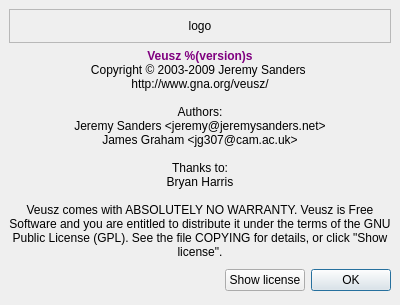
veusz/veusz, file dialogs/about.ui: the form before one commit.
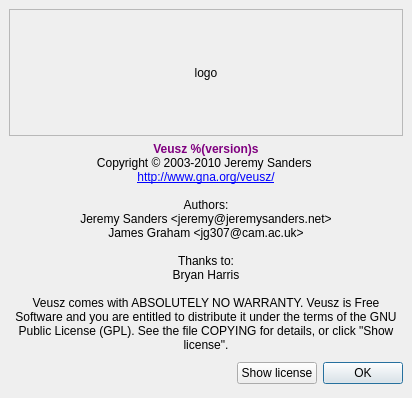
The form after the commit.

Commit message: Update year to 2010 and add link to about dialog

```diff
--- a/dialogs/about.ui
+++ b/dialogs/about.ui
@@ -1,7 +1,15 @@
 <ui version="4.0" >
  <class>AboutDialog</class>
- <widget class="QDialog" name="AboutDialog" >
-  <property name="windowTitle" >
+ <widget class="QDialog" name="AboutDialog">
+  <property name="geometry">
+   <rect>
+    <x>0</x>
+    <y>0</y>
+    <width>412</width>
+    <height>398</height>
+   </rect>
+  </property>
+  <property name="windowTitle">
    <string>About Veusz</string>
   </property>
   <layout class="QVBoxLayout" >
@@ -40,24 +48,24 @@
     </widget>
    </item>
    <item>
-    <widget class="QLabel" name="copyrightlabel" >
-     <property name="text" >
-      <string>&lt;!DOCTYPE HTML PUBLIC "-//W3C//DTD HTML 4.0//EN" "http://www.w3.org/TR/REC-html40/strict.dtd">
-&lt;html>&lt;head>&lt;meta name="qrichtext" content="1" />&lt;style type="text/css">
+    <widget class="QLabel" name="copyrightlabel">
+     <property name="text">
+      <string>&lt;!DOCTYPE HTML PUBLIC &quot;-//W3C//DTD HTML 4.0//EN&quot; &quot;http://www.w3.org/TR/REC-html40/strict.dtd&quot;&gt;
+&lt;html&gt;&lt;head&gt;&lt;meta name=&quot;qrichtext&quot; content=&quot;1&quot; /&gt;&lt;style type=&quot;text/css&quot;&gt;
 p, li { white-space: pre-wrap; }
-&lt;/style>&lt;/head>&lt;body>
-&lt;p style=" margin-top:0px; margin-bottom:0px; margin-left:0px; margin-right:0px; -qt-block-indent:0; text-indent:0px;">&lt;span style=" font-weight:600; color:#800080;">Veusz %(version)s&lt;/span>&lt;/p>
-&lt;p style=" margin-top:0px; margin-bottom:0px; margin-left:0px; margin-right:0px; -qt-block-indent:0; text-indent:0px; font-weight:600; color:#800080;">&lt;span style=" font-weight:400; color:#000000;">Copyright © 2003-2009 Jeremy Sanders &lt;/span>&lt;/p>
-&lt;p style=" margin-top:0px; margin-bottom:0px; margin-left:0px; margin-right:0px; -qt-block-indent:0; text-indent:0px; color:#000000;">http://www.gna.org/veusz/&lt;/p>
-&lt;p style="-qt-paragraph-type:empty; margin-top:0px; margin-bottom:0px; margin-left:0px; margin-right:0px; -qt-block-indent:0; text-indent:0px;">&lt;/p>
-&lt;p style=" margin-top:0px; margin-bottom:0px; margin-left:0px; margin-right:0px; -qt-block-indent:0; text-indent:0px;">Authors:&lt;/p>
-&lt;p style=" margin-top:0px; margin-bottom:0px; margin-left:0px; margin-right:0px; -qt-block-indent:0; text-indent:0px;">Jeremy Sanders &amp;lt;jeremy@jeremysanders.net&amp;gt;&lt;/p>
-&lt;p style=" margin-top:0px; margin-bottom:0px; margin-left:0px; margin-right:0px; -qt-block-indent:0; text-indent:0px;">James Graham &amp;lt;jg307@cam.ac.uk&amp;gt;&lt;/p>
-&lt;p style="-qt-paragraph-type:empty; margin-top:0px; margin-bottom:0px; margin-left:0px; margin-right:0px; -qt-block-indent:0; text-indent:0px;">&lt;/p>
-&lt;p style=" margin-top:0px; margin-bottom:0px; margin-left:0px; margin-right:0px; -qt-block-indent:0; text-indent:0px;">Thanks to:&lt;/p>
-&lt;p style=" margin-top:0px; margin-bottom:0px; margin-left:0px; margin-right:0px; -qt-block-indent:0; text-indent:0px;">Bryan Harris&lt;/p>
-&lt;p style="-qt-paragraph-type:empty; margin-top:0px; margin-bottom:0px; margin-left:0px; margin-right:0px; -qt-block-indent:0; text-indent:0px;">&lt;/p>
-&lt;p style=" margin-top:0px; margin-bottom:0px; margin-left:0px; margin-right:0px; -qt-block-indent:0; text-indent:0px;">Veusz comes with ABSOLUTELY NO WARRANTY. Veusz is Free Software and you are entitled to distribute it under the terms of the GNU Public License (GPL). See the file COPYING for details, or click "Show license".&lt;/p>&lt;/body>&lt;/html></string>
+&lt;/style&gt;&lt;/head&gt;&lt;body style=&quot; font-family:'Arial'; font-size:9pt; font-weight:400; font-style:normal;&quot;&gt;
+&lt;p style=&quot; margin-top:0px; margin-bottom:0px; margin-left:0px; margin-right:0px; -qt-block-indent:0; text-indent:0px;&quot;&gt;&lt;span style=&quot; font-weight:600; color:#800080;&quot;&gt;Veusz %(version)s&lt;/span&gt;&lt;/p&gt;
+&lt;p style=&quot; margin-top:0px; margin-bottom:0px; margin-left:0px; margin-right:0px; -qt-block-indent:0; text-indent:0px;&quot;&gt;&lt;span style=&quot; color:#000000;&quot;&gt;Copyright © 2003-2010 Jeremy Sanders &lt;/span&gt;&lt;/p&gt;
+&lt;p style=&quot; margin-top:0px; margin-bottom:0px; margin-left:0px; margin-right:0px; -qt-block-indent:0; text-indent:0px;&quot;&gt;&lt;span style=&quot; color:#000000;&quot;&gt;&lt;a href=&quot;http://www.gna.org/veusz/&quot;&gt;http://www.gna.org/veusz/&lt;/a&gt;&lt;/span&gt;&lt;/p&gt;
+&lt;p style=&quot;-qt-paragraph-type:empty; margin-top:0px; margin-bottom:0px; margin-left:0px; margin-right:0px; -qt-block-indent:0; text-indent:0px;&quot;&gt;&lt;/p&gt;
+&lt;p style=&quot; margin-top:0px; margin-bottom:0px; margin-left:0px; margin-right:0px; -qt-block-indent:0; text-indent:0px;&quot;&gt;Authors:&lt;/p&gt;
+&lt;p style=&quot; margin-top:0px; margin-bottom:0px; margin-left:0px; margin-right:0px; -qt-block-indent:0; text-indent:0px;&quot;&gt;Jeremy Sanders &amp;lt;jeremy@jeremysanders.net&amp;gt;&lt;/p&gt;
+&lt;p style=&quot; margin-top:0px; margin-bottom:0px; margin-left:0px; margin-right:0px; -qt-block-indent:0; text-indent:0px;&quot;&gt;James Graham &amp;lt;jg307@cam.ac.uk&amp;gt;&lt;/p&gt;
+&lt;p style=&quot;-qt-paragraph-type:empty; margin-top:0px; margin-bottom:0px; margin-left:0px; margin-right:0px; -qt-block-indent:0; text-indent:0px;&quot;&gt;&lt;/p&gt;
+&lt;p style=&quot; margin-top:0px; margin-bottom:0px; margin-left:0px; margin-right:0px; -qt-block-indent:0; text-indent:0px;&quot;&gt;Thanks to:&lt;/p&gt;
+&lt;p style=&quot; margin-top:0px; margin-bottom:0px; margin-left:0px; margin-right:0px; -qt-block-indent:0; text-indent:0px;&quot;&gt;Bryan Harris&lt;/p&gt;
+&lt;p style=&quot;-qt-paragraph-type:empty; margin-top:0px; margin-bottom:0px; margin-left:0px; margin-right:0px; -qt-block-indent:0; text-indent:0px;&quot;&gt;&lt;/p&gt;
+&lt;p style=&quot; margin-top:0px; margin-bottom:0px; margin-left:0px; margin-right:0px; -qt-block-indent:0; text-indent:0px;&quot;&gt;Veusz comes with ABSOLUTELY NO WARRANTY. Veusz is Free Software and you are entitled to distribute it under the terms of the GNU Public License (GPL). See the file COPYING for details, or click &quot;Show license&quot;.&lt;/p&gt;&lt;/body&gt;&lt;/html&gt;</string>
      </property>
      <property name="alignment" >
       <set>Qt::AlignCenter</set>
```
Left out of the diff: 57 changed lines with no effect on the pictures. The commit also changes 4 other files.
